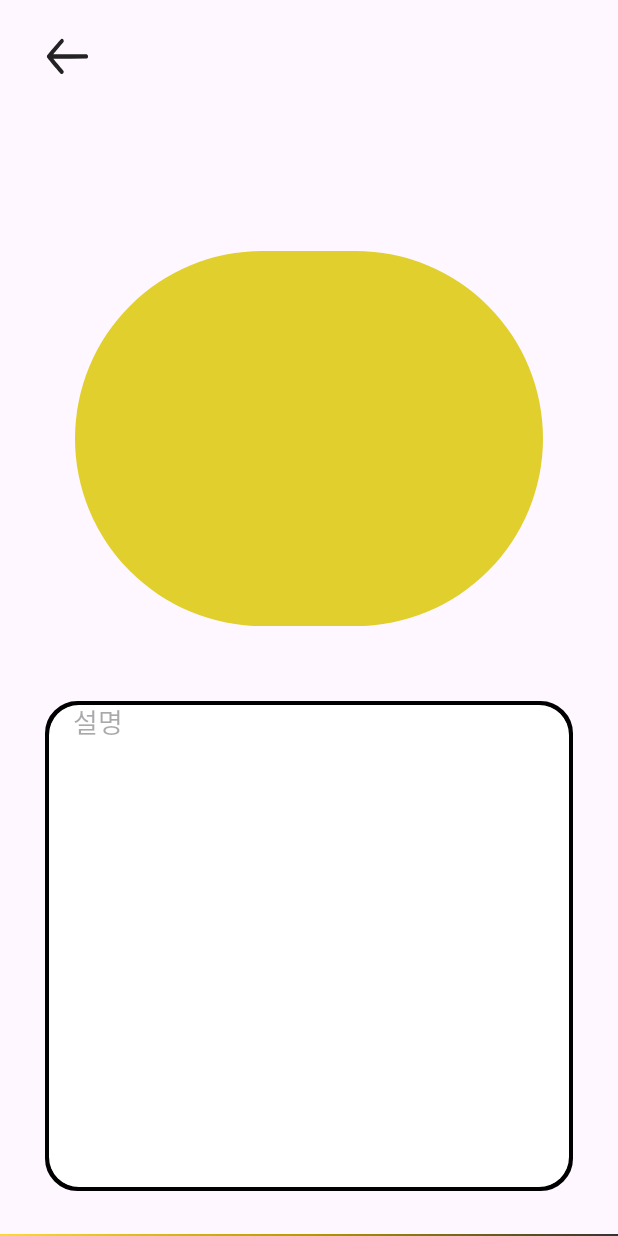
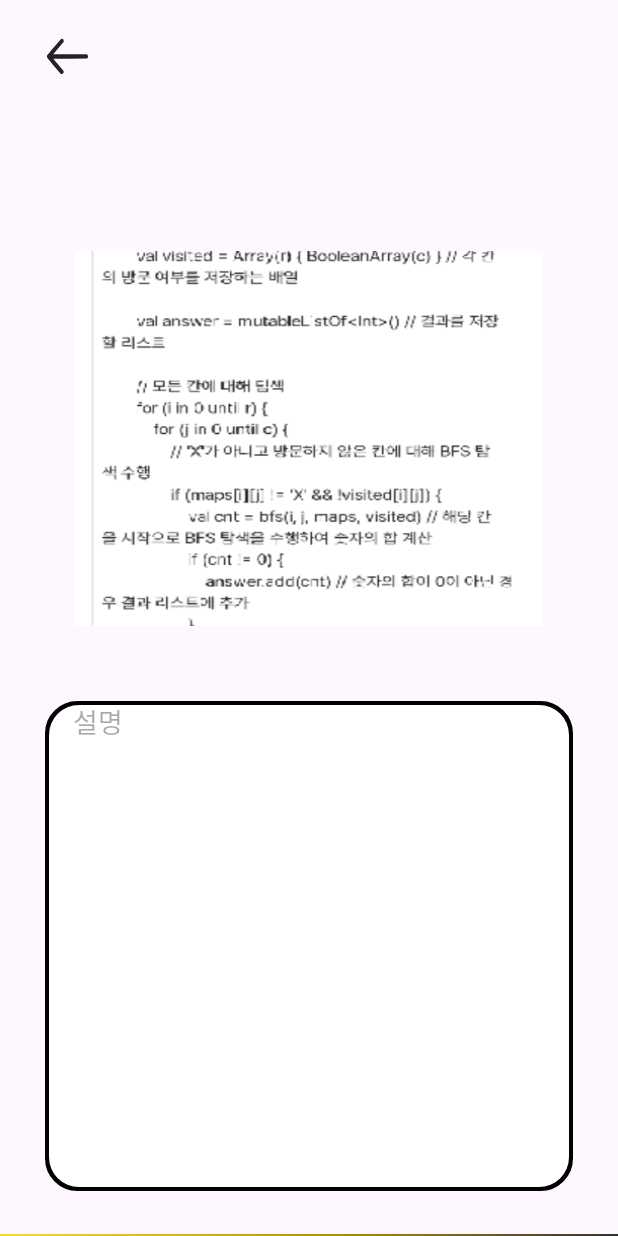
Before and after one commit to onecoin789/TeamProject_sns, an Android app: the DetailActivity screen opened directly, with no data from a screen before it, on a phone screen of 412 x 824 dp. Run offline under Robolectric (Android 15) with nearby library versions, the phone set to English and light mode, and no system bars.

Commit message:
[feat] 이미지뷰 넣어주기

```diff
--- a/app/src/main/res/layout/activity_detail.xml
+++ b/app/src/main/res/layout/activity_detail.xml
@@ -70,7 +70,7 @@
             android:layout_marginTop="92dp"
             android:layout_marginEnd="50dp"
             android:scaleType="fitXY"
-            android:src="@drawable/radius"
+            android:src="@drawable/main1"
             app:layout_constraintEnd_toEndOf="parent"
             app:layout_constraintHorizontal_bias="0.0"
             app:layout_constraintStart_toStartOf="parent"
```
Also changed, not shown: app/src/main/res/drawable/main1.png (added), app/src/main/res/drawable/main2.png (added), app/src/main/res/drawable/main3.png (added), app/src/main/res/drawable/main4.png (added), app/src/main/res/drawable/main5.png (added), app/src/main/res/drawable/main6.png (added).
